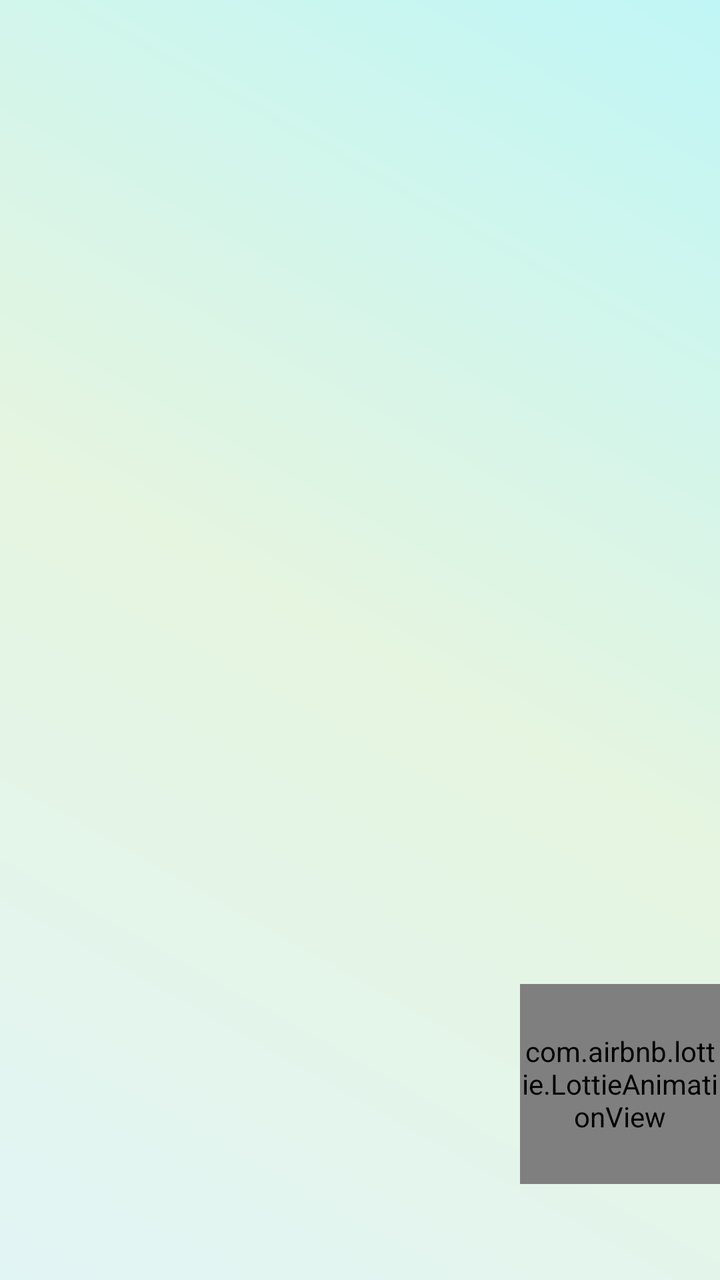
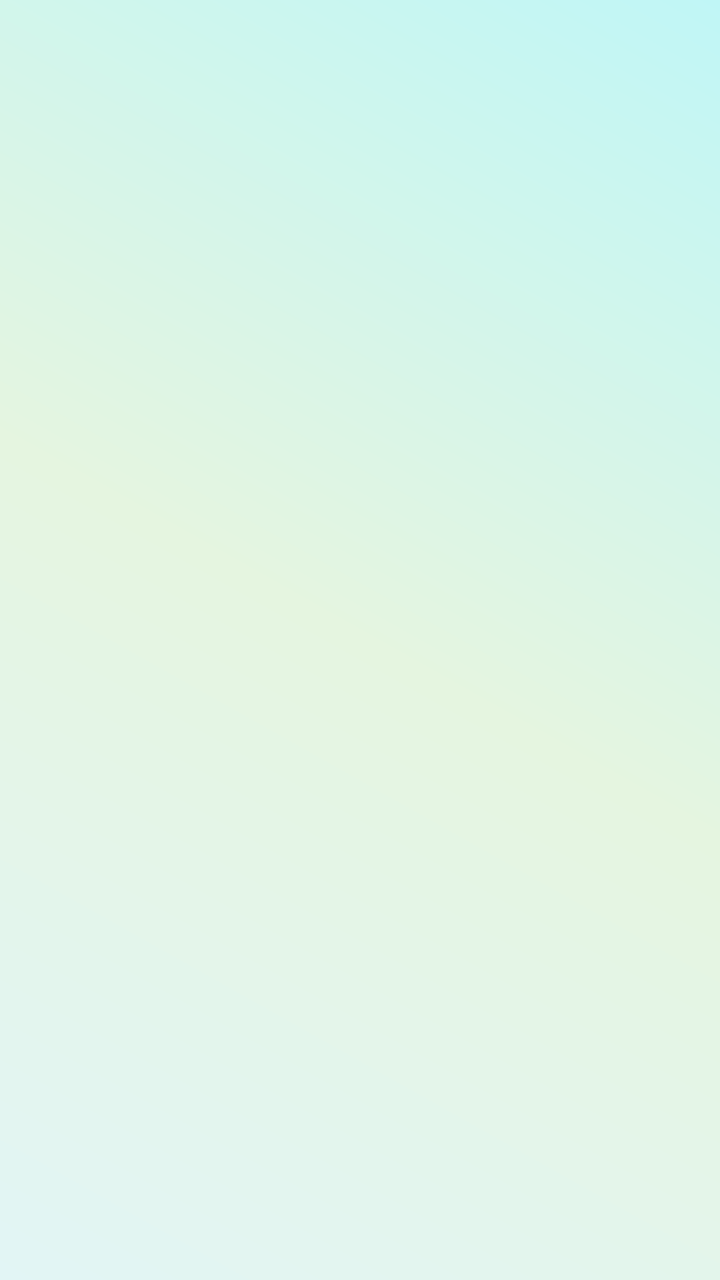

Compare the two renders of this Android layout. The source of the first and the diff that turns it into the second are given below.
<!-- AndroidManifest.xml: activity theme Theme.IMatesApp.FullScreen -->
<!-- res/layout/activity_main.xml -->
<?xml version="1.0" encoding="utf-8"?>
<androidx.constraintlayout.widget.ConstraintLayout
    xmlns:android="http://schemas.android.com/apk/res/android"
    xmlns:app="http://schemas.android.com/apk/res-auto"
    android:layout_width="match_parent"
    android:layout_height="match_parent"
    android:fitsSystemWindows="false"
    android:background="@drawable/app_main_background">

    <androidx.viewpager2.widget.ViewPager2
        android:id="@+id/view_pager"
        android:layout_width="0dp"
        android:layout_height="0dp"
        app:layout_constraintTop_toTopOf="parent"
        app:layout_constraintBottom_toTopOf="@+id/tab_layout"
        app:layout_constraintStart_toStartOf="parent"
        app:layout_constraintEnd_toEndOf="parent"/>

    <com.google.android.material.tabs.TabLayout
        android:id="@+id/tab_layout"
        android:layout_width="match_parent"
        android:layout_height="wrap_content"
        app:tabGravity="center"
        app:tabIndicatorFullWidth="true"
        app:tabIndicatorColor="@android:color/white"
        app:tabIndicatorHeight="2dp"
        app:tabMode="scrollable"
        app:layout_constraintStart_toStartOf="parent"
        app:layout_constraintBottom_toBottomOf="parent"
        style="@style/CustomTabLayout">
    </com.google.android.material.tabs.TabLayout>

    
    <FrameLayout
        android:id="@+id/fragmentChatAiContainer"
        android:layout_width="600dp"
        android:layout_height="match_parent"
        app:layout_constraintBottom_toTopOf="@+id/tab_layout"
        app:layout_constraintStart_toStartOf="parent"
        app:layout_constraintEnd_toEndOf="parent"
        android:layout_margin="16dp" />

    <FrameLayout
        android:id="@+id/lottie_container"
        android:layout_width="wrap_content"
        android:layout_height="0dp"
        app:layout_constraintBottom_toTopOf="@id/tab_layout"
        app:layout_constraintEnd_toEndOf="parent">

        
        <com.airbnb.lottie.LottieAnimationView
            android:id="@+id/lottie_animation_view"
            android:layout_width="100dp"
            android:layout_height="100dp"
            app:lottie_fileName="Animation1.json"
            app:lottie_autoPlay="true"
            app:lottie_loop="true" />
    </FrameLayout>
</androidx.constraintlayout.widget.ConstraintLayout>
<!-- resources referenced by this layout -->
<resources>
  <!-- drawable app_main_background (drawable) -->
  <layer-list xmlns:android="http://schemas.android.com/apk/res/android">
      
      <item>
          <shape android:shape="rectangle">
              <gradient
                  android:startColor="#E2F5F5"
                  android:centerColor="#e5f5e0"
                  android:endColor="#C0F6F6"
                  android:type="linear"
                  android:angle="45" />
          </shape>
      </item>
  </layer-list>
  <style name="CustomTabLayout" parent="Widget.Design.TabLayout">
          <item name="tabBackground">@drawable/tab_background_selector</item>
          <item name="tabIndicatorHeight">0dp</item>
          <item name="tabTextColor">@android:color/black</item>
          <item name="tabSelectedTextColor">@android:color/black</item>
      </style>
  <style name="Theme.IMatesApp.FullScreen" parent="Theme.AppCompat.Light.NoActionBar">
          
          <item name="android:windowFullscreen">true</item>
          
          <item name="android:windowTranslucentStatus">true</item>
          
          <item name="android:windowTranslucentNavigation">true</item>
      </style>
  <!-- drawable tab_background_selector (drawable) -->
  <?xml version="1.0" encoding="utf-8"?>
  <selector xmlns:android="http://schemas.android.com/apk/res/android">
      <item android:drawable="@drawable/tab_background_selected" android:state_selected="true" android:color="@drawable/tab_background_selected" />
      <item android:drawable="@android:color/transparent" android:color="@android:color/transparent" />
  </selector>
  <!-- drawable tab_background_selected (drawable) -->
  <?xml version="1.0" encoding="utf-8"?>
  <shape xmlns:android="http://schemas.android.com/apk/res/android"
      android:shape="rectangle">
      <corners android:radius="30dp" />
      <solid android:color="#FFFFFF" />
  </shape>
</resources>

<!-- the commit's change to res/layout/activity_main.xml (unified diff, before → after) -->
@@ -29,31 +29,4 @@
         app:layout_constraintBottom_toBottomOf="parent"
         style="@style/CustomTabLayout">
     </com.google.android.material.tabs.TabLayout>
-
-    
-    <FrameLayout
-        android:id="@+id/fragmentChatAiContainer"
-        android:layout_width="600dp"
-        android:layout_height="match_parent"
-        app:layout_constraintBottom_toTopOf="@+id/tab_layout"
-        app:layout_constraintStart_toStartOf="parent"
-        app:layout_constraintEnd_toEndOf="parent"
-        android:layout_margin="16dp" />
-
-    <FrameLayout
-        android:id="@+id/lottie_container"
-        android:layout_width="wrap_content"
-        android:layout_height="0dp"
-        app:layout_constraintBottom_toTopOf="@id/tab_layout"
-        app:layout_constraintEnd_toEndOf="parent">
-
-        
-        <com.airbnb.lottie.LottieAnimationView
-            android:id="@+id/lottie_animation_view"
-            android:layout_width="100dp"
-            android:layout_height="100dp"
-            app:lottie_fileName="Animation1.json"
-            app:lottie_autoPlay="true"
-            app:lottie_loop="true" />
-    </FrameLayout>
 </androidx.constraintlayout.widget.ConstraintLayout>
